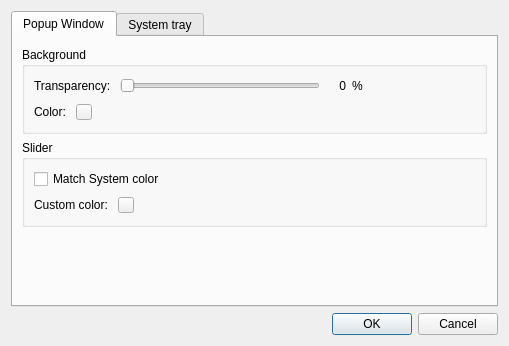
Above: ui/settingwindow.ui from fhill122/brightnessSlider before the change. Below: the same form after it.
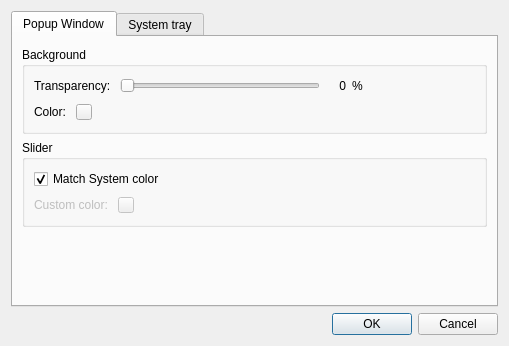
That is the form after the change.

Patch:
```diff
--- a/ui/settingwindow.ui
+++ b/ui/settingwindow.ui
@@ -162,12 +162,18 @@
             <property name="text">
              <string>Match System color</string>
             </property>
+            <property name="checked">
+             <bool>true</bool>
+            </property>
            </widget>
           </item>
           <item>
            <layout class="QHBoxLayout" name="horizontalLayout_6">
             <item>
              <widget class="QLabel" name="l_customColor">
+              <property name="enabled">
+               <bool>false</bool>
+              </property>
               <property name="text">
                <string>Custom color: </string>
               </property>
@@ -175,6 +181,9 @@
             </item>
             <item>
              <widget class="QPushButton" name="b_customColor">
+              <property name="enabled">
+               <bool>false</bool>
+              </property>
               <property name="maximumSize">
                <size>
                 <width>16</width>
```
